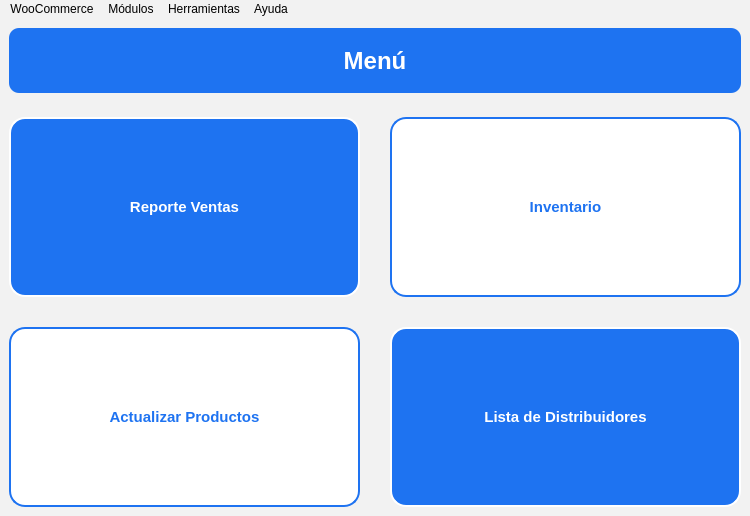
Qt form app/menu/ui/view_menu.ui (SamSami25/PyWoo) before a commit.
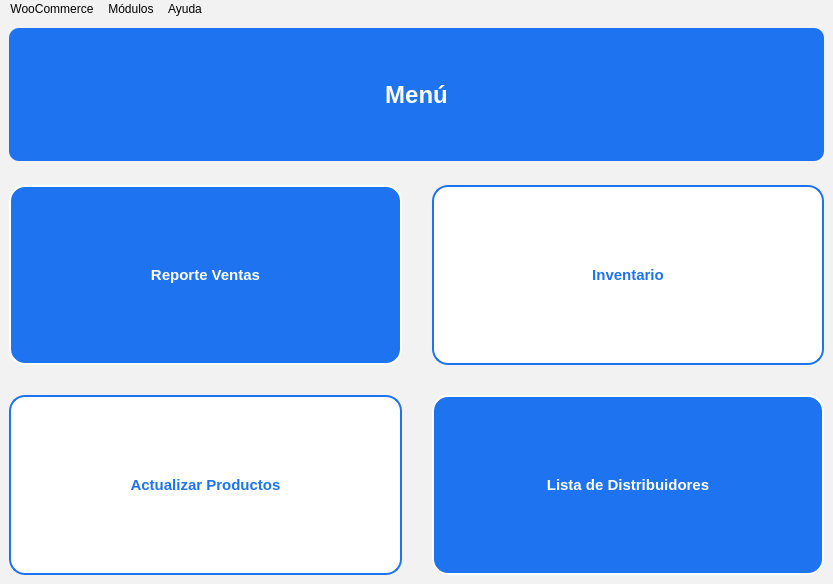
The same form after that commit. Icons and pictures are not drawn.

```diff
--- a/app/menu/ui/view_menu.ui
+++ b/app/menu/ui/view_menu.ui
@@ -6,8 +6,8 @@
    <rect>
     <x>0</x>
     <y>0</y>
-    <width>750</width>
-    <height>516</height>
+    <width>833</width>
+    <height>584</height>
    </rect>
   </property>
   <property name="windowTitle">
@@ -220,8 +220,8 @@
     <rect>
      <x>0</x>
      <y>0</y>
-     <width>750</width>
-     <height>21</height>
+     <width>833</width>
+     <height>26</height>
     </rect>
    </property>
    <widget class="QMenu" name="menuWoo">
@@ -239,14 +239,6 @@
     <addaction name="actionActualizar_Productos"/>
     <addaction name="actionLista_de_Distribuidores"/>
    </widget>
-   <widget class="QMenu" name="menuHerramientas">
-    <property name="title">
-     <string>Herramientas</string>
-    </property>
-    <addaction name="actionSistema"/>
-    <addaction name="actionClaro"/>
-    <addaction name="actionOscuro"/>
-   </widget>
    <widget class="QMenu" name="menuAyuda">
     <property name="title">
      <string>Ayuda</string>
@@ -255,7 +247,6 @@
    </widget>
    <addaction name="menuWoo"/>
    <addaction name="menuModulos"/>
-   <addaction name="menuHerramientas"/>
    <addaction name="menuAyuda"/>
   </widget>
   <action name="actionCredenciales_API">
```
